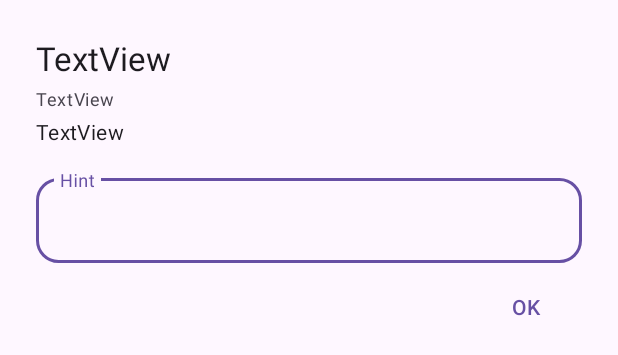
After one commit to DerTyp7214/RboardPatcher, an Android app: the layout custom_value_patch_layout.xml on its own in the app's theme, with its tools: preview values and no code run, on a phone screen of 412 x 824 dp. The commit adds this screen. Shown: the top 355 px of the screen. Run offline under Robolectric (Android 15) with nearby library versions, the phone set to English and light mode, and no system bars.

Commit message:
custom patches done

```diff
--- a/app/build.gradle
+++ b/app/build.gradle
@@ -16,8 +16,8 @@ android {
         applicationId "de.dertyp7214.rboardpatcher"
         minSdk 26
         targetSdk 33
-        versionCode 2300
-        versionName "2.3"
+        versionCode 2400
+        versionName "2.4"
 
         testInstrumentationRunner "androidx.test.runner.AndroidJUnitRunner"
     }
--- a/app/src/main/java/de/dertyp7214/rboardpatcher/core/Activity.kt
+++ b/app/src/main/java/de/dertyp7214/rboardpatcher/core/Activity.kt
@@ -45,7 +45,7 @@ fun Activity.openUrl(url: String) {
 fun Activity.openDialog(
     @LayoutRes layout: Int,
     cancelable: Boolean = true,
-    onDismiss: (DialogInterface) -> Unit = {},
+    onCancel: (DialogInterface) -> Unit = {},
     block: View.(DialogInterface) -> Unit
 ): AlertDialog {
     if (Build.VERSION.SDK_INT >= Build.VERSION_CODES.S) content.setRenderEffect(
@@ -59,8 +59,10 @@ fun Activity.openDialog(
     return MaterialAlertDialogBuilder(this)
         .setCancelable(cancelable)
         .setView(view)
+        .setOnCancelListener {
+            onCancel(it)
+        }
         .setOnDismissListener {
-            onDismiss(it)
             if (Build.VERSION.SDK_INT >= Build.VERSION_CODES.S) content.setRenderEffect(null)
         }
         .create().also { dialog ->
--- /dev/null
+++ b/app/src/main/res/layout/custom_value_patch_layout.xml
@@ -0,0 +1,102 @@
+<?xml version="1.0" encoding="utf-8"?>
+<androidx.constraintlayout.widget.ConstraintLayout xmlns:android="http://schemas.android.com/apk/res/android"
+    xmlns:app="http://schemas.android.com/apk/res-auto"
+    xmlns:tools="http://schemas.android.com/tools"
+    android:layout_width="match_parent"
+    android:layout_height="wrap_content">
+
+    <LinearLayout
+        android:id="@+id/linearLayout"
+        android:layout_width="0dp"
+        android:layout_height="wrap_content"
+        android:layout_marginStart="24dp"
+        android:layout_marginTop="24dp"
+        android:layout_marginEnd="24dp"
+        android:orientation="vertical"
+        app:layout_constraintEnd_toEndOf="parent"
+        app:layout_constraintStart_toStartOf="parent"
+        app:layout_constraintTop_toTopOf="parent">
+
+        <TextView
+            android:id="@+id/title"
+            android:layout_width="wrap_content"
+            android:layout_height="wrap_content"
+            android:textAppearance="@style/TextAppearance.Material3.TitleLarge"
+            tools:text="TextView" />
+
+        <TextView
+            android:id="@+id/tags"
+            android:layout_width="match_parent"
+            android:layout_height="wrap_content"
+            android:layout_marginTop="4dp"
+            android:ellipsize="marquee"
+            android:maxLines="1"
+            android:textAppearance="@style/TextAppearance.Material3.BodySmall"
+            tools:text="TextView" />
+
+        <TextView
+            android:id="@+id/message"
+            android:layout_width="match_parent"
+            android:layout_height="wrap_content"
+            android:layout_marginTop="4dp"
+            android:textAppearance="@style/TextAppearance.Material3.BodyMedium"
+            tools:text="TextView" />
+    </LinearLayout>
+
+    <LinearLayout
+        android:id="@+id/linearLayout3"
+        android:layout_width="match_parent"
+        android:layout_height="wrap_content"
+        android:layout_marginStart="24dp"
+        android:layout_marginTop="16dp"
+        android:layout_marginEnd="24dp"
+        android:gravity="center"
+        android:orientation="horizontal"
+        app:layout_constraintEnd_toEndOf="parent"
+        app:layout_constraintStart_toStartOf="parent"
+        app:layout_constraintTop_toBottomOf="@+id/linearLayout"
+        tools:ignore="UseCompoundDrawables">
+
+        <com.google.android.material.textfield.TextInputLayout
+            style="@style/Widget.Material3.TextInputLayout.OutlinedBox"
+            android:layout_width="match_parent"
+            android:layout_height="match_parent"
+            app:boxCornerRadiusBottomEnd="15dp"
+            app:boxCornerRadiusBottomStart="15dp"
+            app:boxCornerRadiusTopEnd="15dp"
+            app:boxCornerRadiusTopStart="15dp">
+
+            <com.google.android.material.textfield.TextInputEditText
+                android:id="@+id/patchValue"
+                style="@style/Widget.Material3.TextInputEditText.OutlinedBox"
+                android:layout_width="match_parent"
+                android:layout_height="wrap_content"
+                tools:hint="Hint" />
+        </com.google.android.material.textfield.TextInputLayout>
+    </LinearLayout>
+
+    <LinearLayout
+        android:id="@+id/linearLayout2"
+        android:layout_width="0dp"
+        android:layout_height="wrap_content"
+        android:layout_marginStart="24dp"
+        android:layout_marginEnd="24dp"
+        android:layout_marginBottom="8dp"
+        android:gravity="end"
+        android:orientation="horizontal"
+        app:layout_constraintBottom_toBottomOf="parent"
+        app:layout_constraintEnd_toEndOf="parent"
+        app:layout_constraintStart_toStartOf="parent"
+        app:layout_constraintTop_toBottomOf="@+id/linearLayout3">
+
+        <com.google.android.material.button.MaterialButton
+            android:id="@+id/ok"
+            style="@style/Widget.Material3.Button.TextButton.Dialog"
+            android:layout_width="wrap_content"
+            android:layout_height="wrap_content"
+            android:layout_margin="5dp"
+            android:text="@android:string/ok"
+            app:cornerRadius="@dimen/roundCorners" />
+    </LinearLayout>
+
+</androidx.constraintlayout.widget.ConstraintLayout>
```
Also changed, not shown: app/src/main/java/de/dertyp7214/rboardpatcher/adapter/PatchAdapter.kt (+19 -8 lines), app/src/main/java/de/dertyp7214/rboardpatcher/patcher/Patcher.kt (+10 -1 lines), app/src/main/java/de/dertyp7214/rboardpatcher/screens/PatchActivity.kt (+61 -16 lines), app/src/main/res/drawable/ic_patch_filled.xml (added, +10 -0 lines).
